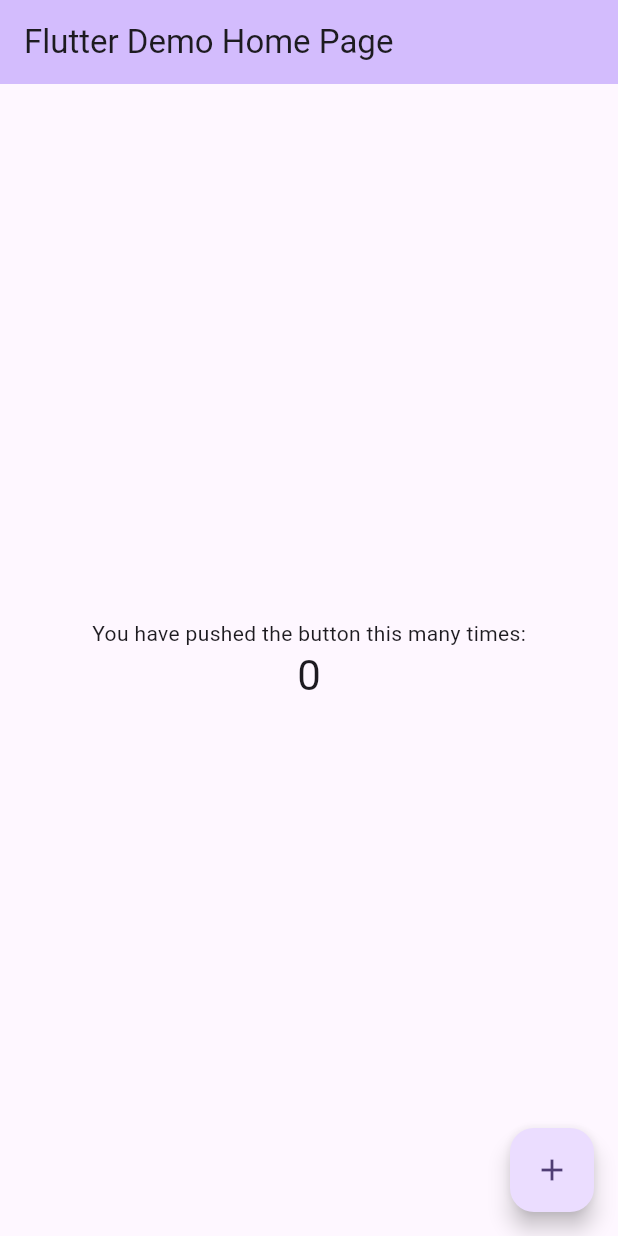
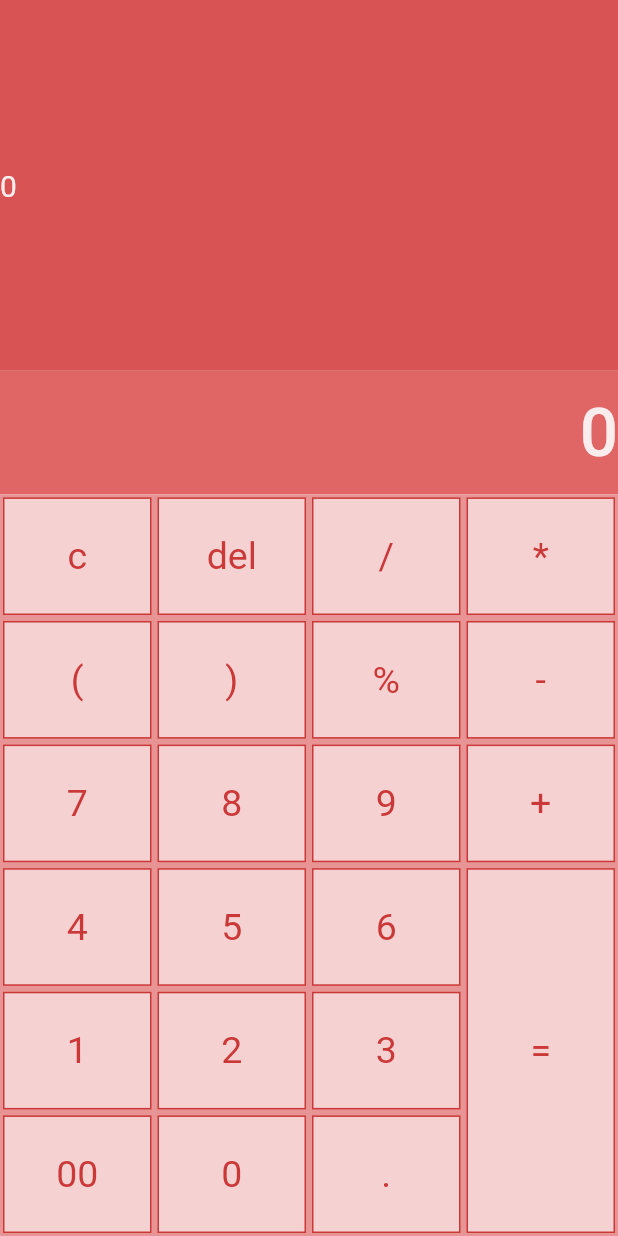
Before and after one commit to MohammedSolyman/simple_calculator, a Flutter app: the screen it shows after launch, on a phone screen of 412 x 824 dp. Run offline on Flutter 3.47's test engine with Material 2 defaults, Android fonts, the phone set to English and light mode, and no system bars; our stand-ins replace get, math_expressions.

Commit message:
portrait view was completed

```diff
--- /dev/null
+++ b/lib/controllers/controller.dart
@@ -0,0 +1,35 @@
+import 'package:get/get.dart';
+import 'package:simple_calculator/models/model.dart';
+import 'package:math_expressions/math_expressions.dart';
+
+class Controller extends GetxController {
+  Rx<Model> model = Model().obs;
+
+  void myFunction(String txt) {
+    model.update((val) {
+      if (txt == '=') {
+        try {
+          Parser p = Parser();
+          Expression exp = p.parse(val!.operations);
+          ContextModel cm = ContextModel();
+          double eval = exp.evaluate(EvaluationType.REAL, cm);
+          val.result = eval.toString();
+        } catch (e) {
+          val!.result = 'invalid';
+        }
+      } else if (txt == 'c') {
+        val!.operations = '0';
+        val.result = '0';
+      } else if (txt == 'del') {
+        if (val!.operations.length == 1) {
+          val.operations = '0';
+        } else {
+          val.operations =
+              val.operations.substring(0, val.operations.length - 1);
+        }
+      } else {
+        val!.operations = val.operations == '0' ? txt : val.operations + txt;
+      }
+    });
+  }
+}
--- /dev/null
+++ b/lib/global_widgets/my_button.dart
@@ -0,0 +1,35 @@
+import 'package:flutter/material.dart';
+import 'package:get/get.dart';
+import 'package:simple_calculator/controllers/controller.dart';
+
+class MyButton extends StatelessWidget {
+  const MyButton({required this.txt, required this.flex, super.key});
+
+  final String txt;
+  final int flex;
+  @override
+  Widget build(BuildContext context) {
+    Controller controller = Get.find<Controller>();
+
+    return Expanded(
+      flex: flex,
+      child: InkWell(
+        onTap: () {
+          controller.myFunction(txt);
+        },
+        child: Container(
+          margin: const EdgeInsets.all(2),
+          decoration: BoxDecoration(
+              color:
+                  (Theme.of(context).colorScheme.primary as MaterialColor)[100],
+              border: Border.all(
+                color: (Theme.of(context).colorScheme.primary
+                    as MaterialColor)[900]!,
+              )),
+          child: Center(
+              child: Text(txt, style: Theme.of(context).textTheme.bodyMedium)),
+        ),
+      ),
+    );
+  }
+}
--- /dev/null
+++ b/lib/global_widgets/opeerations_panel.dart
@@ -0,0 +1,25 @@
+import 'package:flutter/material.dart';
+import 'package:get/get.dart';
+
+import 'package:simple_calculator/controllers/controller.dart';
+
+class OperationsPanel extends StatelessWidget {
+  const OperationsPanel({super.key});
+
+  @override
+  Widget build(BuildContext context) {
+    Controller controller = Get.find<Controller>();
+    return Expanded(
+        flex: 3,
+        child: Obx(() {
+          return Container(
+            color:
+                (Theme.of(context).colorScheme.primary as MaterialColor)[700],
+            child: Align(
+                alignment: Alignment.centerLeft,
+                child: Text(controller.model.value.operations,
+                    style: Theme.of(context).textTheme.bodySmall)),
+          );
+        }));
+  }
+}
--- /dev/null
+++ b/lib/global_widgets/result_panel.dart
@@ -0,0 +1,25 @@
+import 'package:flutter/material.dart';
+import 'package:get/get.dart';
+import 'package:simple_calculator/controllers/controller.dart';
+
+class ResultPanel extends StatelessWidget {
+  const ResultPanel({super.key});
+
+  @override
+  Widget build(BuildContext context) {
+    Controller controller = Get.find<Controller>();
+
+    return Expanded(
+        flex: 1,
+        child: Obx(() {
+          return Container(
+            color:
+                (Theme.of(context).colorScheme.primary as MaterialColor)[500],
+            child: Align(
+                alignment: Alignment.centerRight,
+                child: Text(controller.model.value.result,
+                    style: Theme.of(context).textTheme.bodyLarge)),
+          );
+        }));
+  }
+}
--- a/lib/main.dart
+++ b/lib/main.dart
@@ -1,125 +1,27 @@
 import 'package:flutter/material.dart';
+import 'package:get/get.dart';
+import 'package:simple_calculator/controllers/controller.dart';
+import 'package:simple_calculator/responsiveness/responsiveness.dart';
+import 'package:simple_calculator/theming/my_theming.dart';
 
+/*
+https://github.com/MohammedSolyman/simple_calculator.git
+*/
 void main() {
+  Get.put(Controller());
   runApp(const MyApp());
 }
 
 class MyApp extends StatelessWidget {
   const MyApp({super.key});
 
-  // This widget is the root of your application.
   @override
   Widget build(BuildContext context) {
-    return MaterialApp(
-      title: 'Flutter Demo',
-      theme: ThemeData(
-        // This is the theme of your application.
-        //
-        // TRY THIS: Try running your application with "flutter run". You'll see
-        // the application has a blue toolbar. Then, without quitting the app,
-        // try changing the seedColor in the colorScheme below to Colors.green
-        // and then invoke "hot reload" (save your changes or press the "hot
-        // reload" button in a Flutter-supported IDE, or press "r" if you used
-        // the command line to start the app).
-        //
-        // Notice that the counter didn't reset back to zero; the application
-        // state is not lost during the reload. To reset the state, use hot
-        // restart instead.
-        //
-        // This works for code too, not just values: Most code changes can be
-        // tested with just a hot reload.
-        colorScheme: ColorScheme.fromSeed(seedColor: Colors.deepPurple),
-        useMaterial3: true,
-      ),
-      home: const MyHomePage(title: 'Flutter Demo Home Page'),
+    return GetMaterialApp(
+      themeMode: ThemeMode.system,
+      theme: MyThemeData.light,
+      darkTheme: MyThemeData.dark,
+      home: const ResponsivenessManager(),
     );
   }
 }
-
-class MyHomePage extends StatefulWidget {
-  const MyHomePage({super.key, required this.title});
-
-  // This widget is the home page of your application. It is stateful, meaning
-  // that it has a State object (defined below) that contains fields that affect
-  // how it looks.
-
-  // This class is the configuration for the state. It holds the values (in this
-  // case the title) provided by the parent (in this case the App widget) and
-  // used by the build method of the State. Fields in a Widget subclass are
-  // always marked "final".
-
-  final String title;
-
-  @override
-  State<MyHomePage> createState() => _MyHomePageState();
-}
-
-class _MyHomePageState extends State<MyHomePage> {
-  int _counter = 0;
-
-  void _incrementCounter() {
-    setState(() {
-      // This call to setState tells the Flutter framework that something has
-      // changed in this State, which causes it to rerun the build method below
-      // so that the display can reflect the updated values. If we changed
-      // _counter without calling setState(), then the build method would not be
-      // called again, and so nothing would appear to happen.
-      _counter++;
-    });
-  }
-
-  @override
-  Widget build(BuildContext context) {
-    // This method is rerun every time setState is called, for instance as done
-    // by the _incrementCounter method above.
-    //
-    // The Flutter framework has been optimized to make rerunning build methods
-    // fast, so that you can just rebuild anything that needs updating rather
-    // than having to individually change instances of widgets.
-    return Scaffold(
-      appBar: AppBar(
-        // TRY THIS: Try changing the color here to a specific color (to
-        // Colors.amber, perhaps?) and trigger a hot reload to see the AppBar
-        // change color while the other colors stay the same.
-        backgroundColor: Theme.of(context).colorScheme.inversePrimary,
-        // Here we take the value from the MyHomePage object that was created by
-        // the App.build method, and use it to set our appbar title.
-        title: Text(widget.title),
-      ),
-      body: Center(
-        // Center is a layout widget. It takes a single child and positions it
-        // in the middle of the parent.
-        child: Column(
-          // Column is also a layout widget. It takes a list of children and
-          // arranges them vertically. By default, it sizes itself to fit its
-          // children horizontally, and tries to be as tall as its parent.
-          //
-          // Column has various properties to control how it sizes itself and
-          // how it positions its children. Here we use mainAxisAlignment to
-          // center the children vertically; the main axis here is the vertical
-          // axis because Columns are vertical (the cross axis would be
-          // horizontal).
-          //
-          // TRY THIS: Invoke "debug painting" (choose the "Toggle Debug Paint"
-          // action in the IDE, or press "p" in the console), to see the
-          // wireframe for each widget.
-          mainAxisAlignment: MainAxisAlignment.center,
-          children: <Widget>[
-            const Text(
-              'You have pushed the button this many times:',
-            ),
-            Text(
-              '$_counter',
-              style: Theme.of(context).textTheme.headlineMedium,
-            ),
-          ],
-        ),
-      ),
-      floatingActionButton: FloatingActionButton(
-        onPressed: _incrementCounter,
-        tooltip: 'Increment',
-        child: const Icon(Icons.add),
-      ), // This trailing comma makes auto-formatting nicer for build methods.
-    );
-  }
-}
--- /dev/null
+++ b/lib/models/model.dart
@@ -0,0 +1,4 @@
+class Model {
+  String operations = '0';
+  String result = '0';
+}
--- /dev/null
+++ b/lib/responsiveness/responsiveness.dart
@@ -0,0 +1,17 @@
+import 'package:flutter/material.dart';
+import 'package:simple_calculator/views/landscape/landscape.dart';
+
+import 'package:simple_calculator/views/portrait/portrait.dart';
+
+class ResponsivenessManager extends StatelessWidget {
+  const ResponsivenessManager({super.key});
+
+  @override
+  Widget build(BuildContext context) {
+    if (MediaQuery.of(context).orientation == Orientation.portrait) {
+      return const Portrait();
+    } else {
+      return const Landscape();
+    }
+  }
+}
--- /dev/null
+++ b/lib/theming/my_theming.dart
@@ -0,0 +1,20 @@
+import 'package:flutter/material.dart';
+import 'package:simple_calculator/theming/mycolors.dart';
+
+class MyThemeData {
+  static ThemeData light = ThemeData(
+      primarySwatch: lightSwatch,
+      textTheme: TextTheme(
+        bodyLarge: TextStyle(fontSize: 45, color: lightSwatch.shade50),
+        bodyMedium: TextStyle(fontSize: 25, color: lightSwatch.shade900),
+        bodySmall: TextStyle(fontSize: 20, color: lightSwatch.shade50),
+      ));
+
+  static ThemeData dark = ThemeData(
+      primarySwatch: darkSwatch,
+      textTheme: TextTheme(
+        bodyLarge: TextStyle(fontSize: 45, color: darkSwatch.shade50),
+        bodyMedium: TextStyle(fontSize: 25, color: darkSwatch.shade900),
+        bodySmall: TextStyle(fontSize: 20, color: darkSwatch.shade50),
+      ));
+}
--- /dev/null
+++ b/lib/theming/mycolors.dart
@@ -0,0 +1,30 @@
+import 'package:flutter/material.dart';
+
+const MaterialColor lightSwatch = MaterialColor(
+  0xFFE06666, // 0% comes in here, this will be color picked if no shade is selected when defining a Color property which doesn’t require a swatch.
+  <int, Color>{
+    50: Color(0xFFFBEDED),
+    100: Color(0xFFF6D1D1),
+    200: Color(0xFFF0B3B3),
+    300: Color(0xFFE99494),
+    400: Color(0xFFE57D7D),
+    500: Color(0xFFE06666),
+    600: Color(0xFFDC5E5E),
+    700: Color(0xFFD85353),
+    800: Color(0xFFD34949),
+    900: Color(0xFFCB3838),
+  },
+);
+
+const MaterialColor darkSwatch = MaterialColor(0xFF1E0C0C, <int, Color>{
+  50: Color(0xFFE4E2E2),
+  100: Color(0xFFBCB6B6),
+  200: Color(0xFF8F8686),
+  300: Color(0xFF625555),
+  400: Color(0xFF403030),
+  500: Color(0xFF1E0C0C),
+  600: Color(0xFF1A0A0A),
+  700: Color(0xFF160808),
+  800: Color(0xFF120606),
+  900: Color(0xFF0A0303),
+});
--- /dev/null
+++ b/lib/views/landscape/landscape.dart
@@ -0,0 +1,12 @@
+import 'package:flutter/material.dart';
+
+class Landscape extends StatelessWidget {
+  const Landscape({super.key});
+
+  @override
+  Widget build(BuildContext context) {
+    return const Scaffold(
+      body: Center(child: Text('Landscape')),
+    );
+  }
+}
--- /dev/null
+++ b/lib/views/portrait/components/board.dart
@@ -0,0 +1,27 @@
+import 'package:flutter/material.dart';
+import 'package:simple_calculator/views/portrait/components/my_column.dart';
+import 'package:simple_calculator/views/portrait/components/my_last_column.dart';
+
+class Board extends StatelessWidget {
+  const Board({
+    super.key,
+  });
+
+  @override
+  Widget build(BuildContext context) {
+    return Expanded(
+        flex: 6,
+        child: Container(
+          color: (Theme.of(context).colorScheme.primary as MaterialColor)[300],
+          child: const Row(
+            mainAxisAlignment: MainAxisAlignment.spaceBetween,
+            children: [
+              MyColumn(txts: ['c', '(', '7', '4', '1', '00']),
+              MyColumn(txts: ['del', ')', '8', '5', '2', '0']),
+              MyColumn(txts: ['/', '%', '9', '6', '3', '.']),
+              MyLastColumn(txts: ['*', '-', '+', '='])
+            ],
+          ),
+        ));
+  }
+}
--- /dev/null
+++ b/lib/views/portrait/components/my_column.dart
@@ -0,0 +1,20 @@
+import 'package:flutter/material.dart';
+import 'package:simple_calculator/global_widgets/my_button.dart';
+
+class MyColumn extends StatelessWidget {
+  const MyColumn({
+    required this.txts,
+    super.key,
+  });
+  final List<String> txts;
+
+  @override
+  Widget build(BuildContext context) {
+    return Expanded(
+      child: Column(
+          mainAxisAlignment: MainAxisAlignment.spaceBetween,
+          children:
+              List.generate(6, (index) => MyButton(txt: txts[index], flex: 1))),
+    );
+  }
+}
--- /dev/null
+++ b/lib/views/portrait/components/my_last_column.dart
@@ -0,0 +1,23 @@
+import 'package:flutter/material.dart';
+import 'package:simple_calculator/global_widgets/my_button.dart';
+
+class MyLastColumn extends StatelessWidget {
+  const MyLastColumn({required this.txts, super.key});
+
+  final List<String> txts;
+
+  @override
+  Widget build(BuildContext context) {
+    return Expanded(
+      child: Column(
+        mainAxisAlignment: MainAxisAlignment.spaceBetween,
+        children: [
+          MyButton(txt: txts[0], flex: 1),
+          MyButton(txt: txts[1], flex: 1),
+          MyButton(txt: txts[2], flex: 1),
+          MyButton(txt: txts[3], flex: 3),
+        ],
+      ),
+    );
+  }
+}
--- /dev/null
+++ b/lib/views/portrait/portrait.dart
@@ -0,0 +1,22 @@
+import 'package:flutter/material.dart';
+import 'package:simple_calculator/global_widgets/opeerations_panel.dart';
+import 'package:simple_calculator/global_widgets/result_panel.dart';
+import 'package:simple_calculator/views/portrait/components/board.dart';
+
+class Portrait extends StatelessWidget {
+  const Portrait({super.key});
+
+  @override
+  Widget build(BuildContext context) {
+    return const Scaffold(
+      body: Center(
+          child: Column(
+        children: [
+          OperationsPanel(),
+          ResultPanel(),
+          Board(),
+        ],
+      )),
+    );
+  }
+}
--- a/pubspec.yaml
+++ b/pubspec.yaml
@@ -36,6 +36,7 @@ dependencies:
   # Use with the CupertinoIcons class for iOS style icons.
   cupertino_icons: ^1.0.2
   math_expressions: ^2.4.0
+  get: ^4.6.5
 
 dev_dependencies:
   flutter_test:
```
Also changed, not shown: pubspec.lock.
